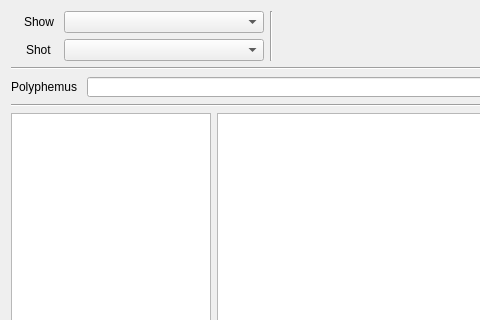
Above: Apps/Brontes/View/Brontes_main.ui from geoffroygivry/CyclopsVFX-Unity before the change; both pictures show x 0 to 480 and y 0 to 320 of the 996 by 698 pixel window. Below: the same form after it.
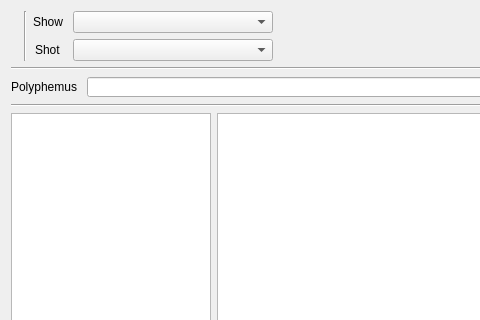
That is the form after the change. Icons and pictures are not drawn.

```diff
--- a/Apps/Brontes/View/Brontes_main.ui
+++ b/Apps/Brontes/View/Brontes_main.ui
@@ -34,6 +34,13 @@
          </property>
         </widget>
        </item>
+       <item>
+        <widget class="Line" name="vertical_divider">
+         <property name="orientation">
+          <enum>Qt::Vertical</enum>
+         </property>
+        </widget>
+       </item>
        <item>
         <layout class="QFormLayout" name="show_shot_layout">
          <property name="labelAlignment">
@@ -99,13 +106,6 @@
          </item>
         </layout>
        </item>
-       <item>
-        <widget class="Line" name="vertical_divider">
-         <property name="orientation">
-          <enum>Qt::Vertical</enum>
-         </property>
-        </widget>
-       </item>
        <item>
         <spacer name="search_horizontalSpacer">
          <property name="orientation">
```
